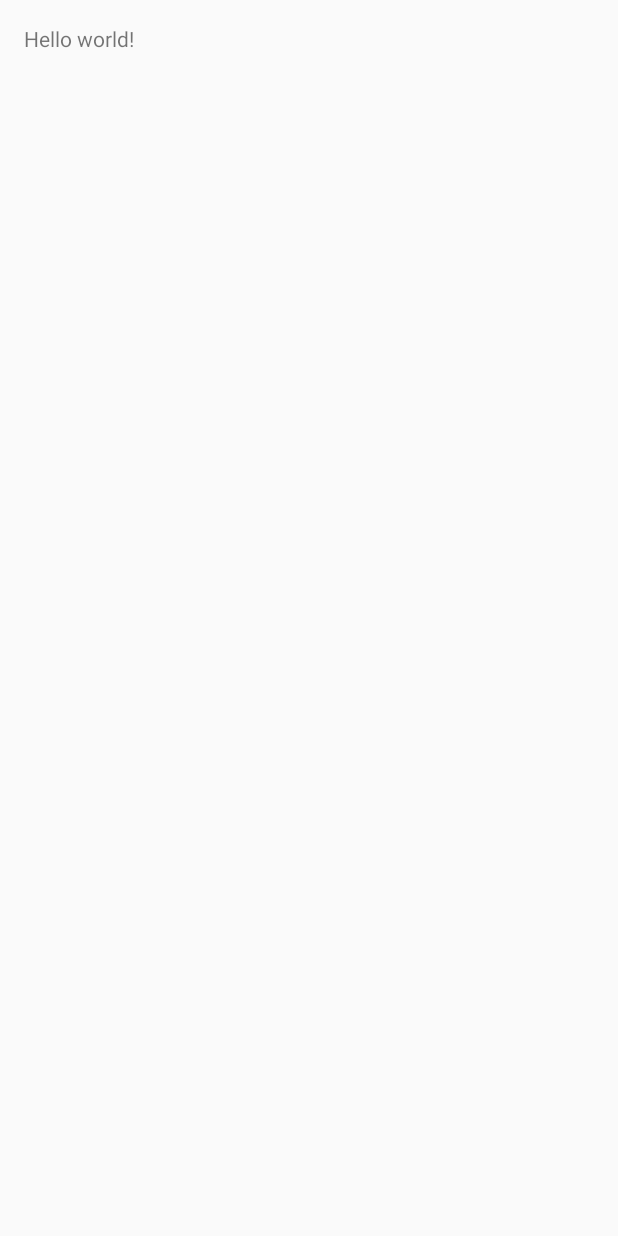
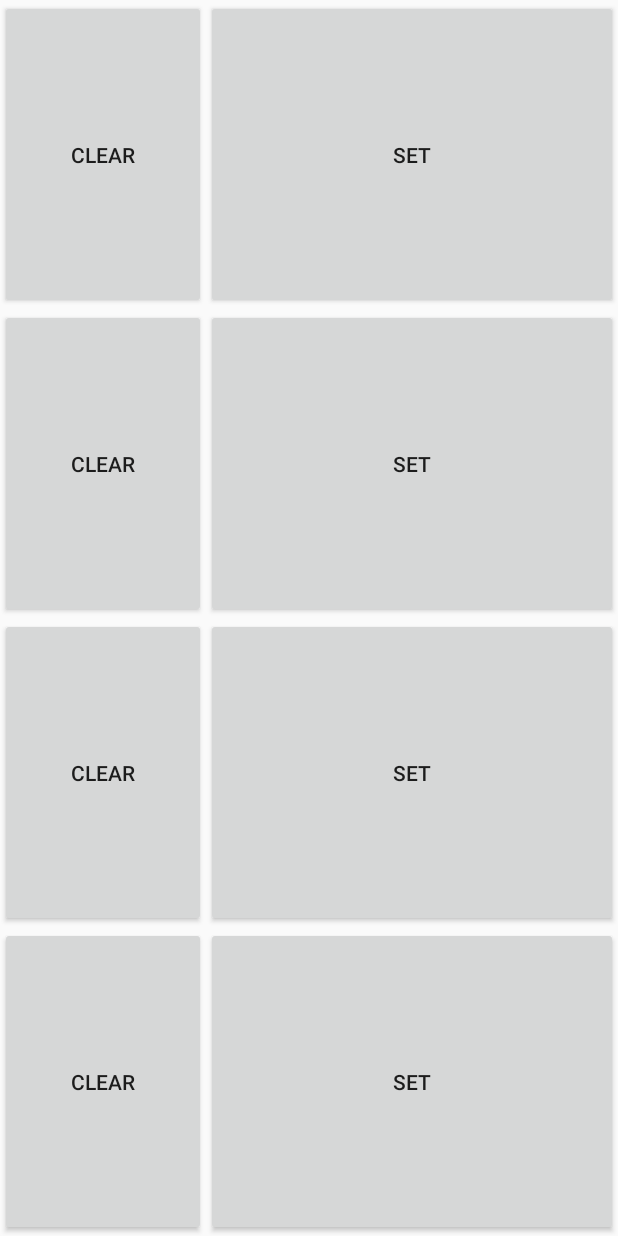
Before and after one commit to Noyloy/Omnistick, an Android app: the Setup screen opened directly, with no data from a screen before it, on a phone screen of 412 x 824 dp. Before the commit the screen is almost empty. Run offline under Robolectric (Android 15) with nearby library versions, the phone set to English and light mode, and no system bars.

Commit message:
- setup functionality

```diff
--- a/app/src/main/AndroidManifest.xml
+++ b/app/src/main/AndroidManifest.xml
@@ -1,7 +1,7 @@
 <?xml version="1.0" encoding="utf-8"?>
 <manifest xmlns:android="http://schemas.android.com/apk/res/android"
     package="com.noy.loy.omnistick" >
-
+    <uses-permission android:name="android.permission.READ_EXTERNAL_STORAGE" />
     <application
         android:allowBackup="true"
         android:icon="@mipmap/ic_launcher"
--- a/app/src/main/java/com/noy/loy/omnistick/Setup.java
+++ b/app/src/main/java/com/noy/loy/omnistick/Setup.java
@@ -1,18 +1,129 @@
 package com.noy.loy.omnistick;
 
 import android.app.Activity;
+import android.content.Intent;
+import android.content.SharedPreferences;
+import android.net.Uri;
+import android.preference.PreferenceManager;
+import android.provider.MediaStore;
 import android.support.v7.app.ActionBarActivity;
 import android.os.Bundle;
 import android.view.Menu;
 import android.view.MenuItem;
+import android.view.View;
+import android.widget.Button;
 
 
 public class Setup extends Activity {
+    public static final String A_KEY = "A";
+    public static final String B_KEY = "B";
+    public static final String C_KEY = "C";
+    public static final String D_KEY = "D";
+
+    private SharedPreferences prefs;
+
+    private Button aBtn, bBtn, cBtn, dBtn, aBtnClear, bBtnClear, cBtnClear, dBtnClear;
 
     @Override
     protected void onCreate(Bundle savedInstanceState) {
         super.onCreate(savedInstanceState);
         setContentView(R.layout.activity_setup);
+
+        // Init Preferences
+        prefs = PreferenceManager.getDefaultSharedPreferences(getApplicationContext());
+
+        // Get buttons
+        aBtn = (Button)findViewById(R.id.a_button_set);
+        bBtn = (Button)findViewById(R.id.b_button_set);
+        cBtn = (Button)findViewById(R.id.c_button_set);
+        dBtn = (Button)findViewById(R.id.d_button_set);
+        aBtnClear = (Button)findViewById(R.id.a_button_clear);
+        bBtnClear = (Button)findViewById(R.id.b_button_clear);
+        cBtnClear = (Button)findViewById(R.id.c_button_clear);
+        dBtnClear = (Button)findViewById(R.id.d_button_clear);
+
+
+        // Set Listeners
+        aBtn.setOnClickListener(new SetSoundButtonClickListener());
+        bBtn.setOnClickListener(new SetSoundButtonClickListener());
+        cBtn.setOnClickListener(new SetSoundButtonClickListener());
+        dBtn.setOnClickListener(new SetSoundButtonClickListener());
+        aBtnClear.setOnClickListener(new ClearSoundButtonClickListener());
+        bBtnClear.setOnClickListener(new ClearSoundButtonClickListener());
+        cBtnClear.setOnClickListener(new ClearSoundButtonClickListener());
+        dBtnClear.setOnClickListener(new ClearSoundButtonClickListener());
+    }
+
+    class SetSoundButtonClickListener implements View.OnClickListener {
+        @Override
+        public void onClick(View v) {
+            Intent select = new Intent();
+            select.setAction(android.content.Intent.ACTION_PICK);
+            select.setData(MediaStore.Audio.Media.EXTERNAL_CONTENT_URI);
+            switch(v.getId()){
+                case R.id.a_button_set:
+                    startActivityForResult(select, R.id.a_button_set);
+                    break;
+                case R.id.b_button_set:
+                    startActivityForResult(select, R.id.b_button_set);
+                    break;
+                case R.id.c_button_set:
+                    startActivityForResult(select, R.id.c_button_set);
+                    break;
+                case R.id.d_button_set:
+                    startActivityForResult(select, R.id.d_button_set);
+                    break;
+            }
+
+        }
+    }
+    class ClearSoundButtonClickListener implements View.OnClickListener {
+        @Override
+        public void onClick(View v) {
+            // Prepare to remove from prefs
+            SharedPreferences.Editor editor = prefs.edit();
+            switch(v.getId()){
+                case R.id.a_button_clear:
+                    editor.remove(A_KEY);
+                    break;
+                case R.id.b_button_clear:
+                    editor.remove(B_KEY);
+                    break;
+                case R.id.c_button_clear:
+                    editor.remove(C_KEY);
+                    break;
+                case R.id.d_button_clear:
+                    editor.remove(D_KEY);
+                    break;
+            }
+            editor.commit();
+        }
+    }
+
+    @Override
+    protected void onActivityResult(int requestCode, int resultCode, Intent data) {
+        // TODO Auto-generated method stub
+        super.onActivityResult(requestCode, resultCode, data);
+        if (resultCode != RESULT_OK) return;
+        // Get new sound selected
+        Uri newSound = data.getData();
+        // Prepare to save to prefs
+        SharedPreferences.Editor editor = prefs.edit();
+        switch (requestCode){
+            case R.id.a_button_set:
+                editor.putString(A_KEY,newSound.toString());
+                break;
+            case R.id.b_button_set:
+                editor.putString(B_KEY,newSound.toString());
+                break;
+            case R.id.c_button_set:
+                editor.putString(C_KEY,newSound.toString());
+                break;
+            case R.id.d_button_set:
+                editor.putString(D_KEY,newSound.toString());
+                break;
+        }
+        editor.commit();
     }
 
 }
--- a/app/src/main/res/layout/activity_setup.xml
+++ b/app/src/main/res/layout/activity_setup.xml
@@ -1,12 +1,74 @@
-<RelativeLayout xmlns:android="http://schemas.android.com/apk/res/android"
-    xmlns:tools="http://schemas.android.com/tools" android:layout_width="match_parent"
-    android:layout_height="match_parent" android:paddingLeft="@dimen/activity_horizontal_margin"
-    android:paddingRight="@dimen/activity_horizontal_margin"
-    android:paddingTop="@dimen/activity_vertical_margin"
-    android:paddingBottom="@dimen/activity_vertical_margin"
-    tools:context="com.noy.loy.omnistick.Setup">
+<LinearLayout
+    android:layout_height="match_parent"
+    android:layout_width="match_parent"
+    android:orientation="horizontal"
+    android:layout_margin="0px"
+    android:padding="0px"
+    xmlns:android="http://schemas.android.com/apk/res/android"
+    android:baselineAligned="true">
 
-    <TextView android:text="@string/hello_world" android:layout_width="wrap_content"
-        android:layout_height="wrap_content" />
+    <LinearLayout
+        android:layout_width="0px"
+        android:layout_height="match_parent"
+        android:orientation="vertical"
+        android:layout_weight="1">
+        <Button
+            android:id="@+id/a_button_clear"
+            android:layout_width="match_parent"
+            android:layout_height="0px"
+            android:layout_weight="1"
+            android:text="@string/clearSound"/>
+        <Button
+            android:id="@+id/b_button_clear"
+            android:layout_width="match_parent"
+            android:layout_height="0px"
+            android:layout_weight="1"
+            android:text="@string/clearSound"/>
+        <Button
+            android:id="@+id/c_button_clear"
+            android:layout_width="match_parent"
+            android:layout_height="0px"
+            android:layout_weight="1"
+            android:text="@string/clearSound"/>
+        <Button
+            android:id="@+id/d_button_clear"
+            android:layout_width="match_parent"
+            android:layout_height="0px"
+            android:layout_weight="1"
+            android:text="@string/clearSound"/>
+    </LinearLayout>
 
-</RelativeLayout>
+    <LinearLayout
+        android:layout_width="0px"
+        android:layout_height="match_parent"
+        android:orientation="vertical"
+        android:layout_weight="2">
+        <Button
+            android:id="@+id/a_button_set"
+            android:layout_width="match_parent"
+            android:layout_height="0px"
+            android:layout_weight="1"
+            android:text="@string/setSound"/>
+        <Button
+            android:id="@+id/b_button_set"
+            android:layout_width="match_parent"
+            android:layout_height="0px"
+            android:layout_weight="1"
+            android:text="@string/setSound"/>
+        <Button
+            android:id="@+id/c_button_set"
+            android:layout_width="match_parent"
+            android:layout_height="0px"
+            android:layout_weight="1"
+            android:text="@string/setSound"/>
+        <Button
+            android:id="@+id/d_button_set"
+            android:layout_width="match_parent"
+            android:layout_height="0px"
+            android:layout_weight="1"
+            android:text="@string/setSound"/>
+
+    </LinearLayout>
+
+
+</LinearLayout>
--- a/app/src/main/res/values/strings.xml
+++ b/app/src/main/res/values/strings.xml
@@ -7,7 +7,8 @@
     <string name="how_to">How To</string>
     <string name="action_settings">Settings</string>
     <string name="title_activity_session">Session</string>
-
+    <string name="setSound">Set</string>
+    <string name="clearSound">Clear</string>
     <string name="hello_world">Hello world!</string>
     <string name="title_activity_projects">Projects</string>
     <string name="title_activity_setup">Setup</string>
```
Also changed, not shown: app/src/main/java/com/noy/loy/omnistick/SessionActivity.java (+5 -8 lines).
